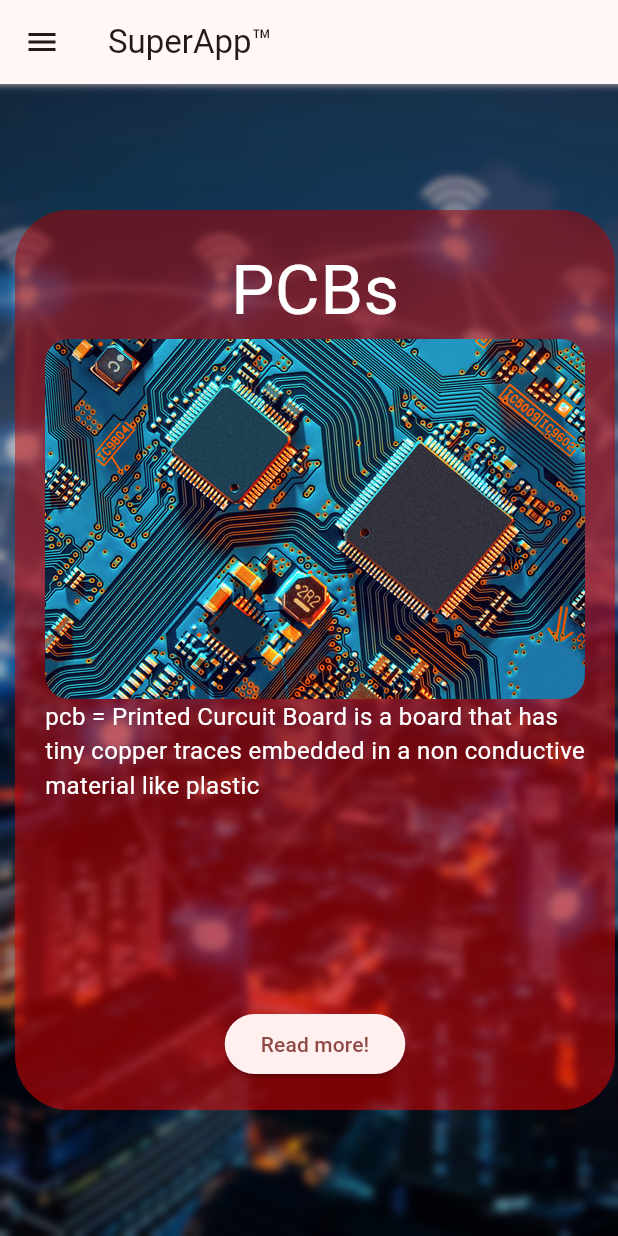
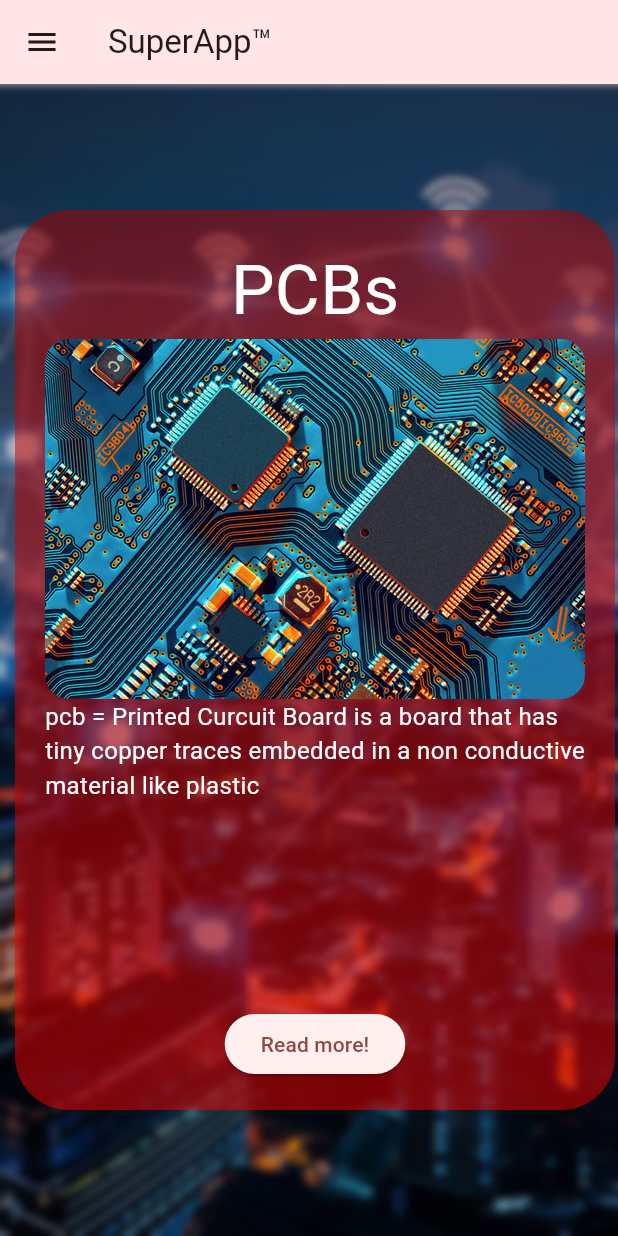
Before and after one commit to schooldanlp6/my-flutter-journey, a Flutter app: the screen it shows after launch, on a phone screen of 412 x 824 dp. Run offline on Flutter 3.47's test engine with Material 3 defaults, Android fonts, the light colour scheme and no system bars.

Commit message:
added common themes to config.dart

```diff
--- a/lib/main.dart
+++ b/lib/main.dart
@@ -23,6 +23,7 @@ class SuperAppScaffold extends StatelessWidget {
       colorScheme: config.getColorScheme(),),
       home: Scaffold(
         appBar: AppBar(
+          backgroundColor: config.primaryaccent,
           leading: IconButton(
               icon: AnimatedIcon(
               icon: AnimatedIcons.menu_close,
--- a/lib/tasks/config.dart
+++ b/lib/tasks/config.dart
@@ -5,6 +5,8 @@ class Config {
   String title = "SuperApp™";
   String body = "Hello World!";
   double headersize = 56;
+  Color primaryaccent = Color.fromARGB(255, 255, 229, 229);
+  Color secoundaryaccent = Color.fromARGB(226, 255, 229, 229);
 
   ColorScheme getColorScheme() {
     return colorScheme;
--- a/lib/todo.txt
+++ b/lib/todo.txt
@@ -1,3 +1,4 @@
 - share card - done ?
 - favouriting and filters (and preferably also in a saved storage) - done ?
-- fix the hamburger (priority) - done ?
+- make the hamburger useful
+- make dark mode toggle
--- a/lib/views/hamburger.dart
+++ b/lib/views/hamburger.dart
@@ -1,4 +1,5 @@
 import 'package:flutter/material.dart';
+import 'package:superapp/tasks/config.dart';
 
 class DrawerOverlay extends StatefulWidget {
   const DrawerOverlay({super.key});
@@ -10,6 +11,7 @@ class DrawerOverlay extends StatefulWidget {
 class DrawerOverlayState extends State<DrawerOverlay> with SingleTickerProviderStateMixin {
   bool _open = false;
   late AnimationController _controller;
+  Config config = new Config();
 
     @override
   void initState() {
@@ -66,21 +68,33 @@ class DrawerOverlayState extends State<DrawerOverlay> with SingleTickerProviderS
             opacity: _open ? 1.0 : 0.0,
             child: Container(
               width: 250,
-              color: Colors.white,
+              color: config.primaryaccent,
               child: ListView(
                 children: [
                   DrawerHeader(
-                    child: Text(
-                      "Menu",
-                      style: TextStyle(fontSize: 24),
+                    child: Container(
+                      color: const Color.fromARGB(87, 68, 137, 255),
+                      child: Text(
+                        "Navigator™",
+                        style: TextStyle(fontSize: 24),
+                      ),
                     ),
                   ),
+                  // Make it loop thru more elegant later in development
                   ListTile(
-                    title: Text("About"),
+                    title: Text("Home"),
                     onTap: toggle,
                   ),
                   ListTile(
                     title: Text("Settings"),
+                    onTap: toggle,
+                  ),
+                  ListTile(
+                    title: Text("Contact"),
+                    onTap: toggle,
+                  ),
+                  ListTile(
+                    title: Text("About"),
                     onTap: toggle,
                   ),
                 ],
```
